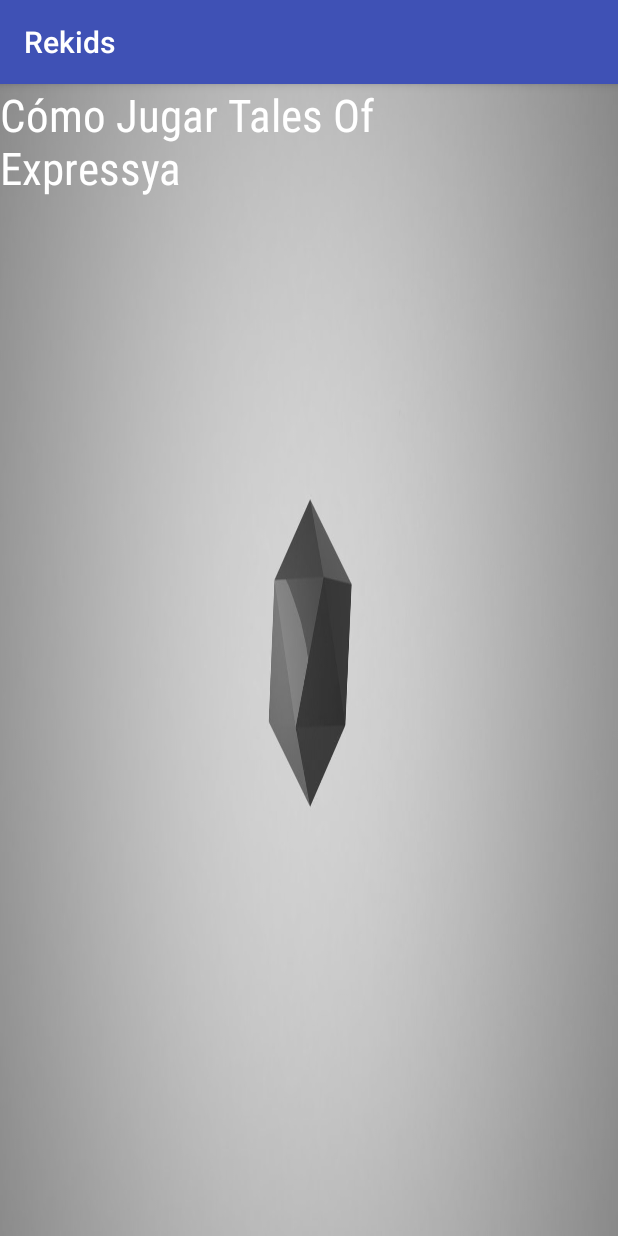
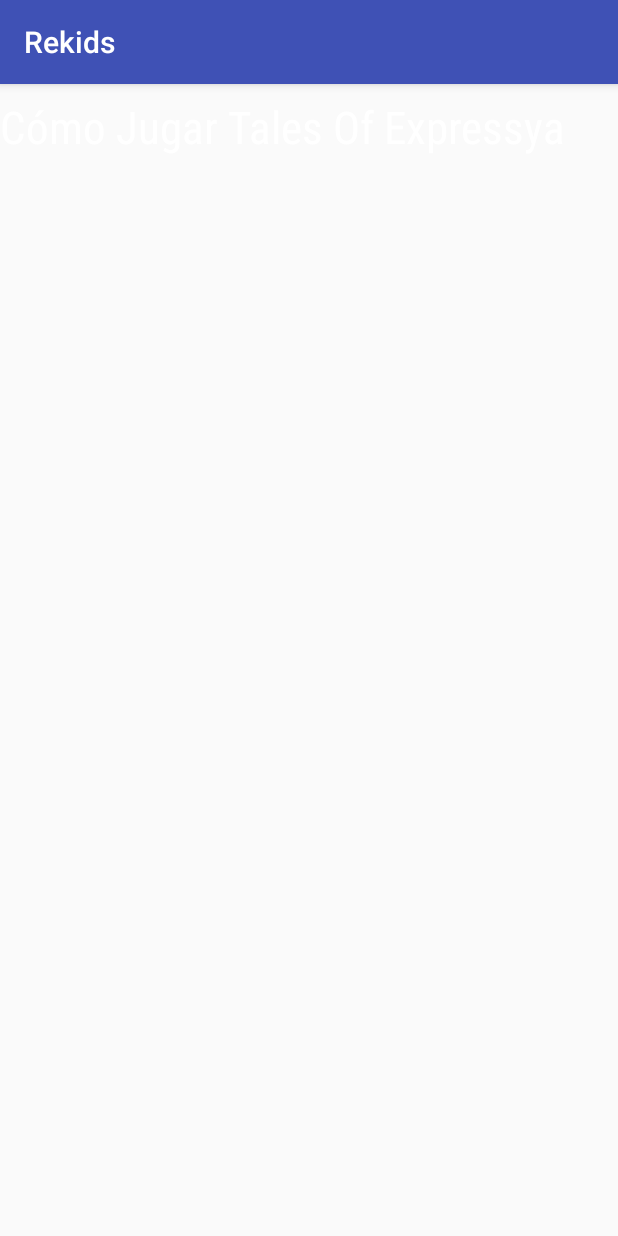
Before and after one commit to Nickotronz7/REKids-Regular-Expressions-for-Kids-, an Android app: the Game_3_Instruction screen opened directly, with no data from a screen before it, on a phone screen of 412 x 824 dp. Run offline under Robolectric (Android 15) with nearby library versions, the phone set to English and light mode, and no system bars.

```diff
--- a/app/src/main/res/layout/activity_game_3__instruction.xml
+++ b/app/src/main/res/layout/activity_game_3__instruction.xml
@@ -5,29 +5,20 @@
     android:layout_width="match_parent"
     android:layout_height="match_parent"
     tools:context="com.example.nicko.rekids_regular_expressions_for_kids_.Instructions_help.Game_3_Instruction"
-    android:background="@drawable/help">
+    >
 
-
-    <ScrollView
-        android:layout_width="368dp"
-        android:layout_height="551dp"
-        tools:layout_editor_absoluteY="8dp"
-        tools:layout_editor_absoluteX="8dp">
-
-        <LinearLayout
-            android:layout_width="match_parent"
-            android:layout_height="wrap_content"
-            android:orientation="vertical" >
 
     <TextView
         android:id="@+id/textView3"
-                android:layout_width="match_parent"
+        android:layout_width="0dp"
         android:layout_height="wrap_content"
         android:fontFamily="sans-serif-condensed"
         android:text="Cómo Jugar Tales Of Expressya"
         android:textColor="@android:color/white"
-                android:textSize="30sp" />
+        android:textSize="30sp"
+        android:layout_marginLeft="0dp"
+        app:layout_constraintLeft_toLeftOf="parent"
+        app:layout_constraintTop_toTopOf="parent"
+        android:layout_marginTop="8dp" />
 
-        </LinearLayout>
-    </ScrollView>
 </android.support.constraint.ConstraintLayout>
```
Also changed, not shown: app/src/main/res/drawable/help.jpg (deleted). Lines whose indentation alone changed are shown as unchanged.
